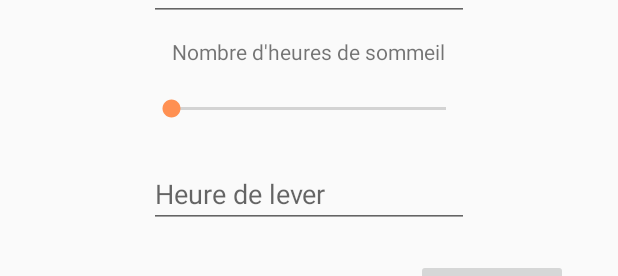
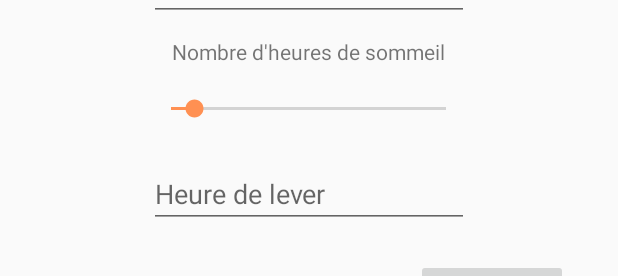
Before and after one commit to PierreLbt/Au-Clock, an Android app: the layout activity_profile.xml on its own in the app's theme, with its tools: preview values and no code run, on a phone screen of 412 x 824 dp. Shown: the part 882-1158 px from the top of the screen. Run offline under Robolectric (Android 15) with nearby library versions, the phone set to English and light mode, and no system bars; Roboto replaces fonts that are not available here.

Commit message:
pète sa mère

```diff
--- a/app/src/main/res/layout/activity_profile.xml
+++ b/app/src/main/res/layout/activity_profile.xml
@@ -35,7 +35,7 @@
             app:srcCompat="@drawable/blob" />
 
         <EditText
-            android:id="@+id/editText"
+            android:id="@+id/prenom"
             android:layout_width="wrap_content"
             android:layout_height="wrap_content"
             android:layout_alignParentTop="true"
@@ -47,7 +47,7 @@
             android:inputType="textPersonName" />
 
         <EditText
-            android:id="@+id/editText2"
+            android:id="@+id/dateNaissance"
             android:layout_width="wrap_content"
             android:layout_height="wrap_content"
             android:layout_alignParentBottom="true"
@@ -60,12 +60,14 @@
             android:selectAllOnFocus="false" />
 
         <SeekBar
-            android:id="@+id/seekBar"
+            android:id="@+id/heuressommeil"
             android:layout_width="215dp"
             android:layout_height="44dp"
             android:layout_alignParentBottom="true"
             android:layout_centerHorizontal="true"
-            android:layout_marginBottom="141dp" />
+            android:layout_marginBottom="141dp"
+            android:max="12"
+            android:progress="1" />
 
         <TextView
             android:id="@+id/textView3"
@@ -79,7 +81,7 @@
             android:text="Nombre d'heures de sommeil" />
 
         <EditText
-            android:id="@+id/editText3"
+            android:id="@+id/heureLever"
             android:layout_width="wrap_content"
             android:layout_height="wrap_content"
             android:layout_alignParentBottom="true"
--- a/app/src/main/res/layout/fragment_questions.xml
+++ b/app/src/main/res/layout/fragment_questions.xml
@@ -21,6 +21,7 @@
             android:id="@+id/imageView6"
             android:layout_width="50dp"
             android:layout_height="52dp"
+            android:onClick="clicSalope"
             android:layout_alignParentStart="true"
             android:layout_alignTop="@+id/imageView5"
             android:layout_marginStart="102dp"
@@ -33,6 +34,7 @@
             android:id="@+id/imageView7"
             android:layout_width="50dp"
             android:layout_height="52dp"
+            android:onClick="clicSalope"
             android:layout_alignTop="@+id/imageView6"
             android:layout_centerHorizontal="true"
             android:src="@drawable/pokerface" />
@@ -44,6 +46,7 @@
             android:id="@+id/imageView8"
             android:layout_width="50dp"
             android:layout_height="52dp"
+            android:onClick="clicSalope"
             android:layout_alignParentEnd="true"
             android:layout_alignTop="@+id/imageView6"
             android:layout_marginEnd="102dp"
@@ -56,6 +59,7 @@
             android:id="@+id/imageView9"
             android:layout_width="50dp"
             android:layout_height="52dp"
+            android:onClick="clicSalope"
             android:layout_alignParentEnd="true"
             android:layout_alignTop="@+id/imageView6"
             android:layout_marginEnd="29dp"
@@ -84,6 +88,7 @@
             android:id="@+id/imageView5"
             android:layout_width="50dp"
             android:layout_height="52dp"
+            android:onClick="clicSalope"
             android:layout_alignParentBottom="true"
             android:layout_alignParentStart="true"
             android:layout_marginBottom="190dp"
```
Also changed, not shown: app/src/main/java/fr/pierreliaubet/au_clock/Home.java (+8 -0 lines), app/src/main/java/fr/pierreliaubet/au_clock/Profile.java (+15 -2 lines), app/src/main/java/fr/pierreliaubet/au_clock/Questions.java (+18 -0 lines), app/src/main/java/fr/pierreliaubet/au_clock/Utilisateur.java (added, +44 -0 lines), app/src/main/res/layout/nav_header_home.xml (+4 -9 lines), 3 other files.
